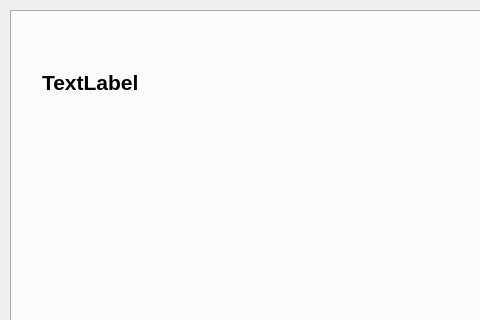
Old version of the form src/utilwindow.ui in the repository krontech/chronos-cam-app; both pictures show x 0 to 480 and y 0 to 320 of the 800 by 480 pixel window.
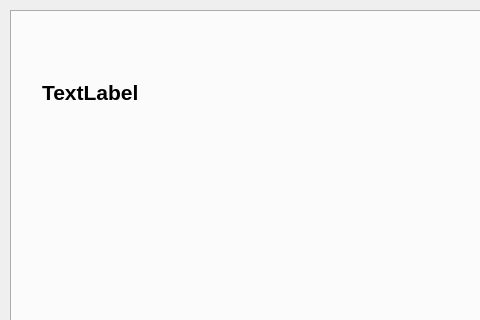
New version of the form. The open tabs and pages were chosen to show the change. Custom widgets are drawn as their Qt base class.

Commit message:
Add the release version to the 'About' tab in the util window.
The contents of the /opt/camera/filesystemRevision file contain the
release version generated from the chronos-updates repository. We also
combine the capApp revision and build into one string.

Diff of the .ui file:
```diff
--- a/src/utilwindow.ui
+++ b/src/utilwindow.ui
@@ -610,7 +610,7 @@
        <x>30</x>
        <y>20</y>
        <width>591</width>
-       <height>101</height>
+       <height>121</height>
       </rect>
      </property>
      <property name="font">
```
The commit also changes 1 other file.
